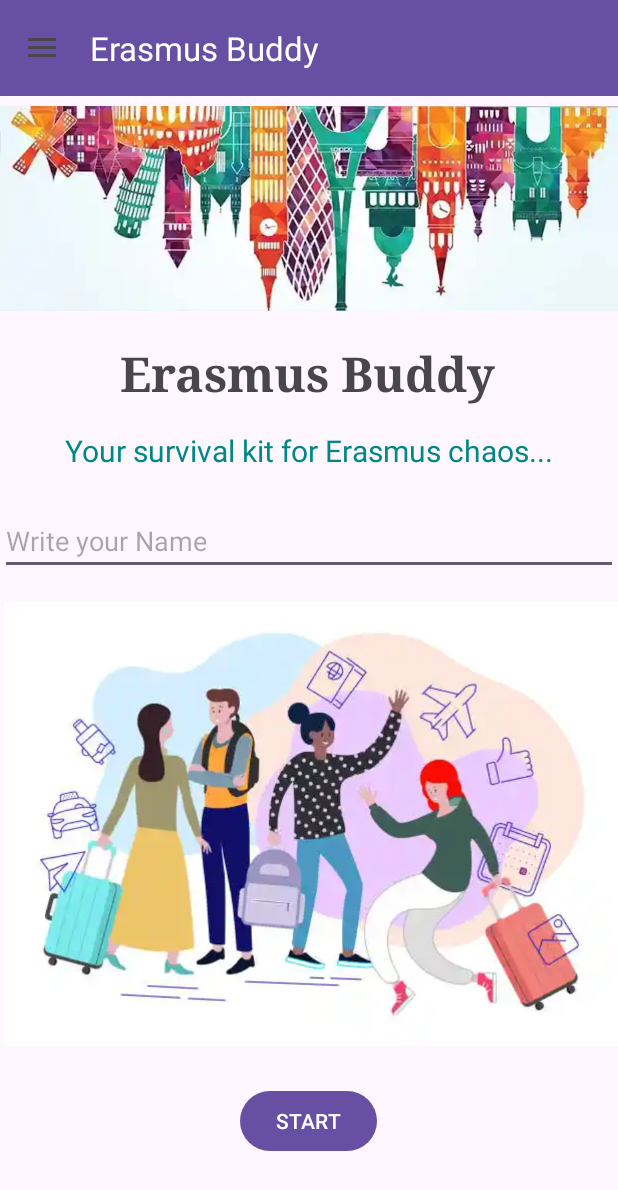
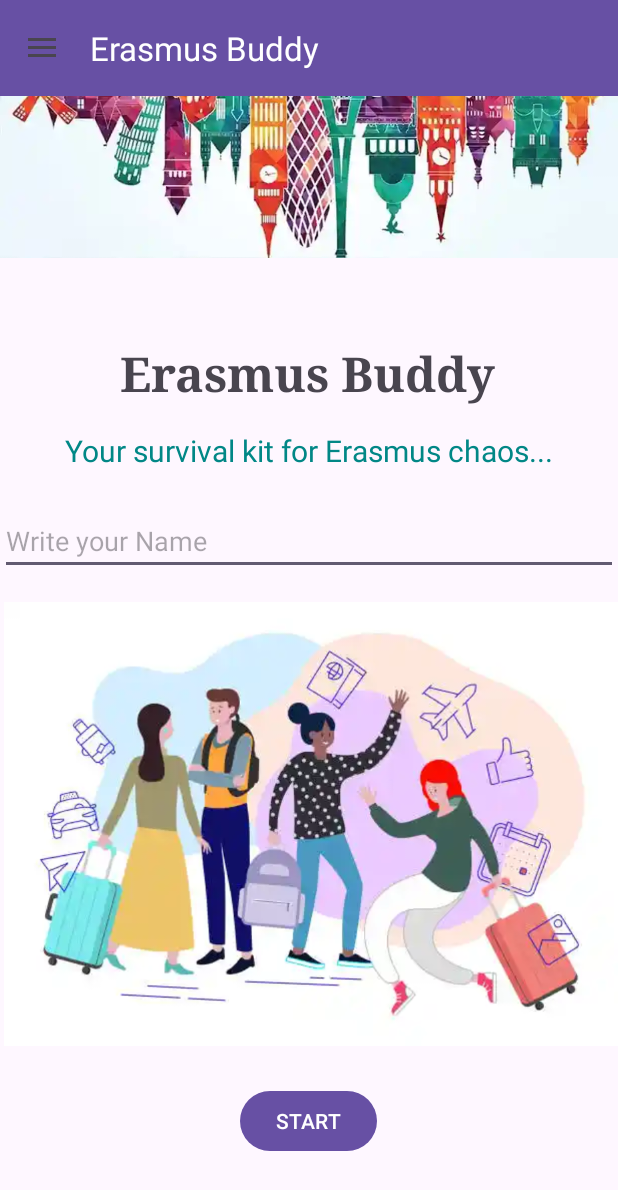
Before and after one commit to kuba4g8/Erasmus-Buddy, an Android app: the screen it shows after launch (MainActivity), on a phone screen of 412 x 824 dp. Shown: the top 1190 px of the screen. Run offline under Robolectric (Android 15) with nearby library versions, the phone set to English and light mode, and no system bars.

Commit message:
welcome page finished

```diff
--- a/app/src/main/res/layout/fragment_home.xml
+++ b/app/src/main/res/layout/fragment_home.xml
@@ -76,12 +76,14 @@
 
     <ImageView
         android:id="@+id/imageView2"
-        android:layout_width="wrap_content"
+        android:layout_width="0dp"
         android:layout_height="wrap_content"
         android:layout_marginBottom="15dp"
+        android:scaleType="fitStart"
         app:layout_constraintBottom_toTopOf="@+id/textView"
         app:layout_constraintEnd_toEndOf="parent"
         app:layout_constraintStart_toStartOf="parent"
+        app:layout_constraintTop_toTopOf="parent"
         app:srcCompat="@drawable/erasmus_welcome_init" />
 
     <TextView
```
